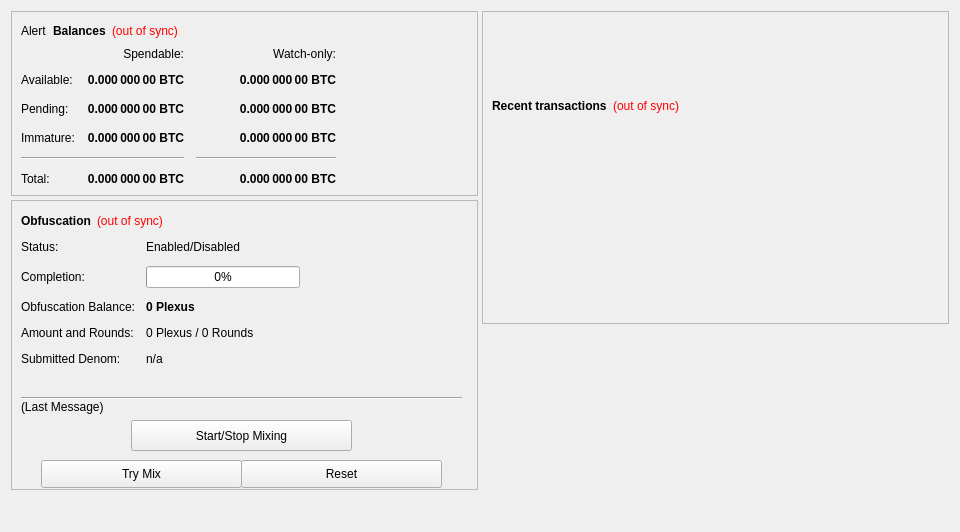
Qt form src/qt/forms/overviewpage.ui (altcuim/Plexus) before a commit.
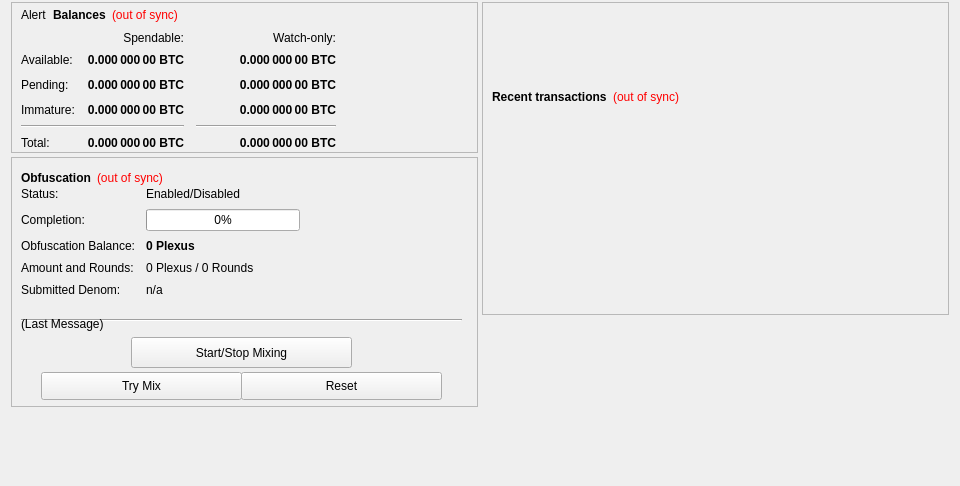
The same form after that commit.

Commit message: modified:   plexus-qt.pro 	modified:   src/qt/forms/overviewpage.ui

The edit to the form file:
```diff
--- a/src/qt/forms/overviewpage.ui
+++ b/src/qt/forms/overviewpage.ui
@@ -7,7 +7,7 @@
     <x>0</x>
     <y>0</y>
     <width>960</width>
-    <height>532</height>
+    <height>486</height>
    </rect>
   </property>
   <property name="minimumSize">
@@ -23,6 +23,9 @@
    <property name="spacing">
     <number>4</number>
    </property>
+   <property name="topMargin">
+    <number>2</number>
+   </property>
    <property name="bottomMargin">
     <number>8</number>
    </property>
@@ -45,6 +48,12 @@
           <enum>QFrame::Raised</enum>
          </property>
          <layout class="QVBoxLayout" name="verticalLayout_4">
+          <property name="topMargin">
+           <number>2</number>
+          </property>
+          <property name="bottomMargin">
+           <number>2</number>
+          </property>
           <item>
            <layout class="QHBoxLayout" name="horizontalLayout_4">
             <item>
@@ -103,9 +112,12 @@
           </item>
           <item>
            <layout class="QGridLayout" name="gridLayout">
-            <property name="spacing">
+            <property name="horizontalSpacing">
              <number>12</number>
             </property>
+            <property name="verticalSpacing">
+             <number>8</number>
+            </property>
             <item row="2" column="2">
              <widget class="QLabel" name="labelWatchPending">
               <property name="font">
@@ -406,7 +418,7 @@
          <property name="minimumSize">
           <size>
            <width>0</width>
-           <height>290</height>
+           <height>250</height>
           </size>
          </property>
          <property name="layoutDirection">
@@ -422,9 +434,9 @@
           <property name="geometry">
            <rect>
             <x>10</x>
-            <y>40</y>
+            <y>30</y>
             <width>451</width>
-            <height>151</height>
+            <height>131</height>
            </rect>
           </property>
           <layout class="QFormLayout" name="formLayout">
@@ -435,7 +447,7 @@
             <number>11</number>
            </property>
            <property name="verticalSpacing">
-            <number>12</number>
+            <number>8</number>
            </property>
            <item row="0" column="0">
             <widget class="QLabel" name="label_6">
@@ -965,7 +977,7 @@
           <property name="geometry">
            <rect>
             <x>120</x>
-            <y>220</y>
+            <y>180</y>
             <width>221</width>
             <height>31</height>
            </rect>
@@ -984,7 +996,7 @@
           <property name="geometry">
            <rect>
             <x>10</x>
-            <y>190</y>
+            <y>155</y>
             <width>441</width>
             <height>16</height>
            </rect>
@@ -997,7 +1009,7 @@
           <property name="geometry">
            <rect>
             <x>10</x>
-            <y>200</y>
+            <y>160</y>
             <width>451</width>
             <height>20</height>
            </rect>
@@ -1022,7 +1034,7 @@
           <property name="geometry">
            <rect>
             <x>30</x>
-            <y>260</y>
+            <y>215</y>
             <width>201</width>
             <height>28</height>
            </rect>
@@ -1044,7 +1056,7 @@
           <property name="geometry">
            <rect>
             <x>230</x>
-            <y>260</y>
+            <y>215</y>
             <width>201</width>
             <height>28</height>
            </rect>
```
The commit also changes 1 other file.
